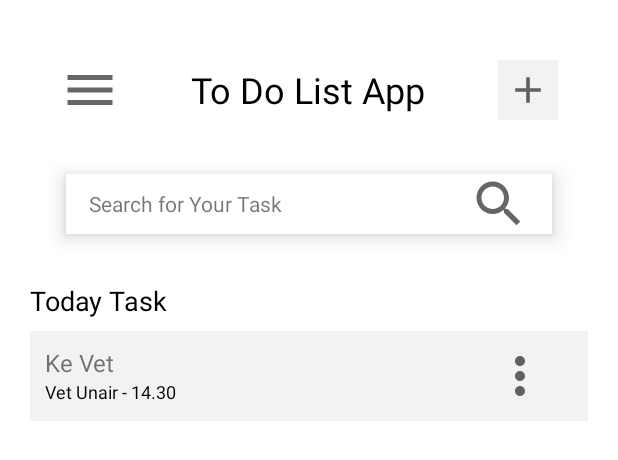
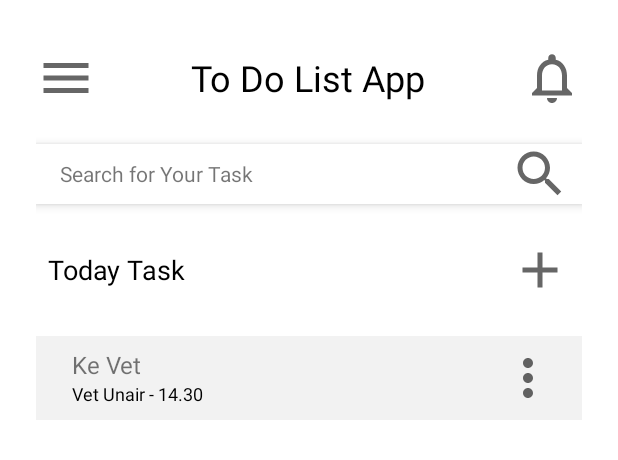
Before and after one commit to shabrinaiu/PraktikumPerangkatBergerak, an Android app: the layout dashboard.xml on its own in the app's theme, with its tools: preview values and no code run, on a phone screen of 412 x 824 dp. Shown: the top 460 px of the screen. Run offline under Robolectric (Android 15) with nearby library versions, the phone set to English and light mode, and no system bars.

Commit message:
Notification Added

```diff
--- /dev/null
+++ b/app/src/main/res/drawable/ic_baseline_check_circle_24.xml
@@ -0,0 +1,10 @@
+<vector xmlns:android="http://schemas.android.com/apk/res/android"
+    android:width="24dp"
+    android:height="24dp"
+    android:viewportWidth="24"
+    android:viewportHeight="24"
+    android:tint="?attr/colorControlNormal">
+  <path
+      android:fillColor="@android:color/white"
+      android:pathData="M12,2C6.48,2 2,6.48 2,12s4.48,10 10,10 10,-4.48 10,-10S17.52,2 12,2zM10,17l-5,-5 1.41,-1.41L10,14.17l7.59,-7.59L19,8l-9,9z"/>
+</vector>
--- /dev/null
+++ b/app/src/main/res/drawable/ic_outline_notifications_24.xml
@@ -0,0 +1,10 @@
+<vector xmlns:android="http://schemas.android.com/apk/res/android"
+    android:width="24dp"
+    android:height="24dp"
+    android:viewportWidth="24"
+    android:viewportHeight="24"
+    android:tint="?attr/colorControlNormal">
+  <path
+      android:fillColor="@android:color/white"
+      android:pathData="M12,22c1.1,0 2,-0.9 2,-2h-4c0,1.1 0.9,2 2,2zM18,16v-5c0,-3.07 -1.63,-5.64 -4.5,-6.32L13.5,4c0,-0.83 -0.67,-1.5 -1.5,-1.5s-1.5,0.67 -1.5,1.5v0.68C7.64,5.36 6,7.92 6,11v5l-2,2v1h16v-1l-2,-2zM16,17L8,17v-6c0,-2.48 1.51,-4.5 4,-4.5s4,2.02 4,4.5v6z"/>
+</vector>
--- a/app/src/main/res/layout/activity_main.xml
+++ b/app/src/main/res/layout/activity_main.xml
@@ -1,4 +1,5 @@
-<RelativeLayout xmlns:android="http://schemas.android.com/apk/res/android"
+<RelativeLayout
+    xmlns:android="http://schemas.android.com/apk/res/android"
     xmlns:tools="http://schemas.android.com/tools"
     android:layout_width="match_parent"
     android:layout_height="match_parent"
--- a/app/src/main/res/layout/add_task.xml
+++ b/app/src/main/res/layout/add_task.xml
@@ -1,5 +1,6 @@
 <?xml version="1.0" encoding="utf-8"?>
-<LinearLayout xmlns:android="http://schemas.android.com/apk/res/android"
+<LinearLayout
+    xmlns:android="http://schemas.android.com/apk/res/android"
     xmlns:app="http://schemas.android.com/apk/res-auto"
     xmlns:tools="http://schemas.android.com/tools"
     android:layout_width="match_parent"
@@ -50,14 +51,6 @@
                 android:layout_height="wrap_content"/>
         </com.google.android.material.textfield.TextInputLayout>
 
-        <DatePicker
-            android:id="@+id/date_picker_actions"
-            android:layout_width="match_parent"
-            android:layout_height="wrap_content"
-            android:calendarViewShown="false"
-            android:datePickerMode="spinner"
-            android:spinnersShown="true" />
-
         <Button
             android:layout_width="match_parent"
             android:layout_height="wrap_content"
--- a/app/src/main/res/layout/dashboard.xml
+++ b/app/src/main/res/layout/dashboard.xml
@@ -6,12 +6,13 @@
     android:layout_height="match_parent"
     android:orientation="vertical"
     android:background="#fff"
-    android:padding="20dp">
+    android:padding="24dp">
 
     <RelativeLayout
         android:layout_width="match_parent"
         android:layout_height="wrap_content"
-        android:padding="20dp">
+        android:paddingTop="8dp"
+        android:paddingBottom="8dp">
 
         <ImageView
             android:id="@+id/hamburger_btn"
@@ -32,13 +33,11 @@
 
         <ImageView
             android:id="@+id/add_task"
-            android:background="#f2f2f2"
             android:layout_alignParentRight="true"
             android:layout_centerVertical="true"
             android:layout_height="40dp"
             android:layout_width="40dp"
-            android:padding="5dp"
-            android:src="@drawable/ic_outline_add_24" />
+            android:src="@drawable/ic_outline_notifications_24" />
 
     </RelativeLayout>
 
@@ -58,11 +57,9 @@
 
                 <RelativeLayout
                     android:background="#fff"
-                    android:elevation="8dp"
+                    android:elevation="4dp"
                     android:layout_height="40dp"
                     android:layout_marginBottom="16dp"
-                    android:layout_marginLeft="24dp"
-                    android:layout_marginRight="24dp"
                     android:layout_marginTop="16dp"
                     android:layout_width="match_parent">
 
@@ -70,7 +67,7 @@
                         android:id="@+id/search_text"
                         android:layout_centerVertical="true"
                         android:layout_height="wrap_content"
-                        android:layout_marginLeft="15dp"
+                        android:layout_marginLeft="16dp"
                         android:layout_width="wrap_content"
                         android:text="Search for Your Task" />
 
@@ -79,7 +76,7 @@
                         android:layout_alignParentRight="true"
                         android:layout_centerVertical="true"
                         android:layout_height="40dp"
-                        android:layout_marginRight="15dp"
+                        android:layout_marginRight="8dp"
                         android:layout_width="40dp"
                         android:src="@drawable/ic_baseline_search_24" />
 
@@ -87,31 +84,47 @@
 
             </RelativeLayout>
 
+            <RelativeLayout
+                android:background="#fff"
+                android:layout_width="match_parent"
+                android:layout_height="wrap_content"
+                android:padding="8dp">
+
                 <TextView
                     android:id="@+id/today_list"
                     android:layout_centerVertical="true"
-                android:layout_centerHorizontal="true"
                     android:layout_height="wrap_content"
                     android:layout_width="wrap_content"
                     android:text="Today Task"
-                android:layout_marginTop="16dp"
                     android:textColor="#000"
                     android:textSize="18sp" />
 
+                <ImageView
+                    android:id="@+id/add_task"
+                    android:layout_alignParentRight="true"
+                    android:layout_centerVertical="true"
+                    android:layout_height="40dp"
+                    android:layout_width="40dp"
+                    android:src="@drawable/ic_outline_add_24" />
+
+            </RelativeLayout>
+
             <RelativeLayout
                 android:id="@+id/make_selection_sms_box"
+                android:background="#f2f2f2"
+                android:layout_height="wrap_content"
+                android:layout_marginBottom="16dp"
+                android:layout_marginTop="16dp"
                 android:layout_width="match_parent"
-                android:layout_height="wrap_content"
-                android:layout_marginTop="8dp"
-                android:background="#f2f2f2"
-                android:padding="10dp">
+                android:padding="8dp" >
 
                 <TextView
                     android:id="@+id/task_title"
                     android:layout_width="wrap_content"
                     android:layout_height="wrap_content"
                     android:text="Ke Vet"
-                    android:textSize="16sp" />
+                    android:textSize="16sp"
+                    android:layout_marginLeft="16dp"/>
 
                 <TextView
                     android:id="@+id/task_des"
@@ -120,14 +133,15 @@
                     android:layout_below="@id/task_title"
                     android:text="Vet Unair - 14.30"
                     android:textColor="#000"
-                    android:textSize="12sp" />
+                    android:textSize="12sp"
+                    android:layout_marginLeft="16dp"/>
 
                 <ImageView
                     android:id="@+id/task_option_btn"
                     android:layout_alignParentRight="true"
                     android:layout_centerVertical="true"
                     android:layout_height="40dp"
-                    android:layout_marginRight="15dp"
+                    android:layout_marginRight="8dp"
                     android:layout_width="40dp"
                     android:src="@drawable/ic_baseline_more_vert_24" />
 
--- a/app/src/main/res/layout/success_add_task.xml
+++ b/app/src/main/res/layout/success_add_task.xml
@@ -26,7 +26,7 @@
         android:layout_width="100dp"
         android:layout_height="100dp"
         android:layout_margin="20dp"
-        android:src="@drawable/ic_outline_check_circle_outline_24" />
+        android:src="@drawable/ic_baseline_check_circle_24" />
 
     <TextView
         android:id="@+id/success_message_description"
```
Lines whose indentation alone changed are shown as unchanged.
